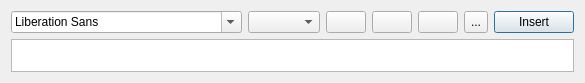
First picture: the form in pdfedit/ui/InsertTextDlg.ui, repository match41/sumpdf, before the edit.
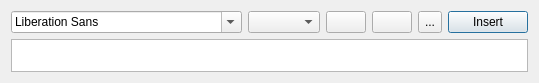
Second picture: the form after the edit. Icons and pictures are not drawn.

What changed in the file:
```diff
--- a/pdfedit/ui/InsertTextDlg.ui
+++ b/pdfedit/ui/InsertTextDlg.ui
@@ -23,7 +23,7 @@
    <string>Dialog</string>
   </property>
   <layout class="QGridLayout" name="gridLayout">
-   <item row="1" column="6">
+   <item row="1" column="5">
     <widget class="QPushButton" name="m_btn_insert">
      <property name="text">
       <string>Insert</string>
@@ -33,7 +33,7 @@
    <item row="1" column="0">
     <widget class="QFontComboBox" name="m_font"/>
    </item>
-   <item row="2" column="0" colspan="7">
+   <item row="2" column="0" colspan="6">
     <widget class="QTextEdit" name="m_text">
      <property name="sizePolicy">
       <sizepolicy hsizetype="Expanding" vsizetype="Ignored">
@@ -46,7 +46,7 @@
    <item row="1" column="1">
     <widget class="QComboBox" name="m_fontsize"/>
    </item>
-   <item row="1" column="5">
+   <item row="1" column="4">
     <widget class="QToolButton" name="m_textcolor">
      <property name="sizePolicy">
       <sizepolicy hsizetype="Preferred" vsizetype="Preferred">
@@ -91,20 +91,6 @@
      </property>
     </widget>
    </item>
-   <item row="1" column="4">
-    <widget class="QPushButton" name="m_underlined">
-     <property name="text">
-      <string/>
-     </property>
-     <property name="icon">
-      <iconset resource="pdfedit.qrc">
-       <normaloff>:/images/underline.png</normaloff>:/images/underline.png</iconset>
-     </property>
-     <property name="checkable">
-      <bool>true</bool>
-     </property>
-    </widget>
-   </item>
   </layout>
  </widget>
  <resources>
```
